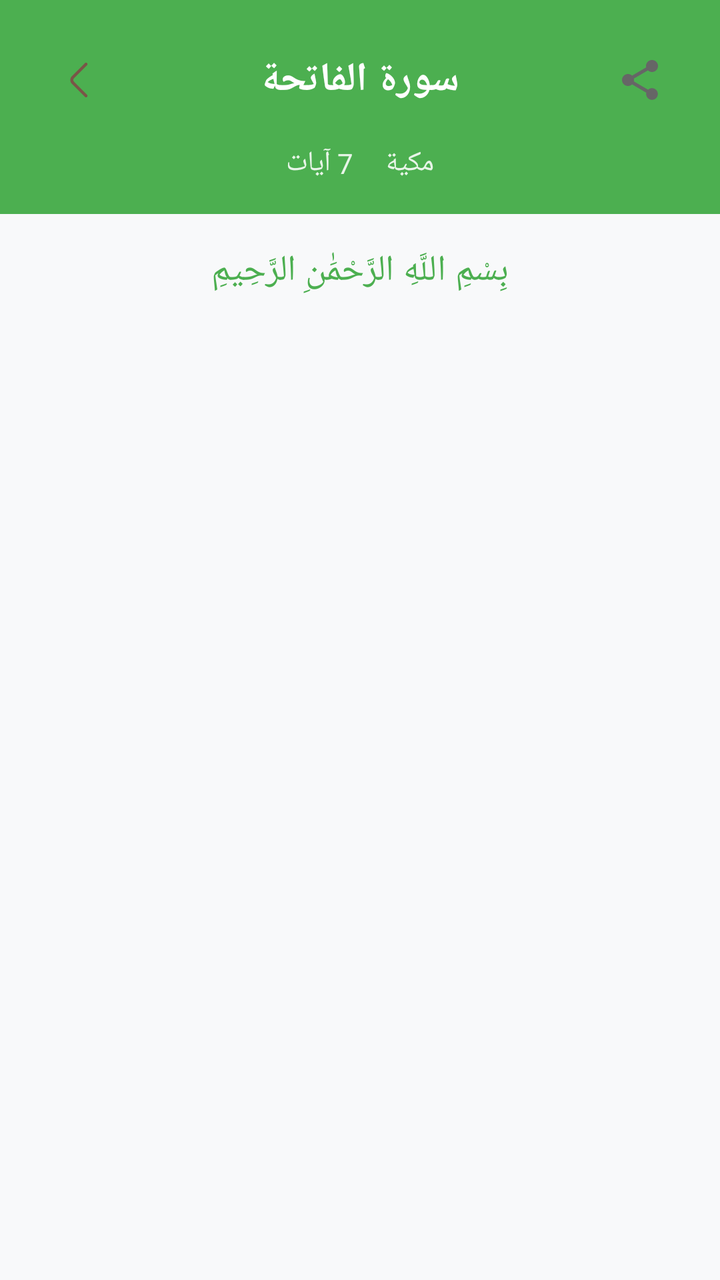
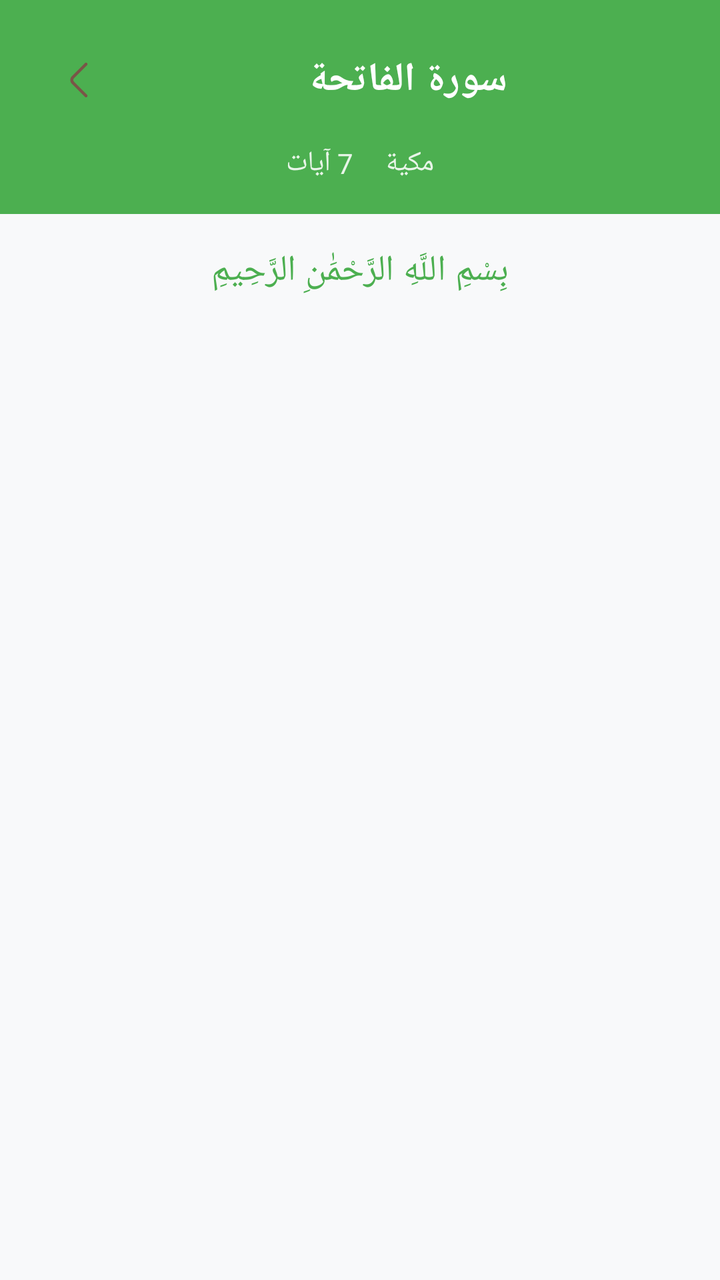

An Android layout rendered at two revisions. The XML below is the earlier revision; the diff shows what the commit changed to produce the second picture.
<!-- AndroidManifest.xml: application theme Theme.Zakrni -->
<!-- res/layout/fragment_quran.xml -->
<?xml version="1.0" encoding="utf-8"?>
<androidx.constraintlayout.widget.ConstraintLayout xmlns:android="http://schemas.android.com/apk/res/android"
    xmlns:app="http://schemas.android.com/apk/res-auto"
    xmlns:tools="http://schemas.android.com/tools"
    android:layout_width="match_parent"
    android:layout_height="match_parent"
    android:background="#F8F9FA"
    android:layoutDirection="rtl">

    
    <LinearLayout
        android:id="@+id/header_layout"
        android:layout_width="match_parent"
        android:layout_height="wrap_content"
        android:orientation="vertical"
        android:background="#4CAF50"
        android:padding="16dp"
        app:layout_constraintTop_toTopOf="parent"
        app:layout_constraintStart_toStartOf="parent"
        app:layout_constraintEnd_toEndOf="parent">

        
        <LinearLayout
            android:layout_width="match_parent"
            android:layout_height="wrap_content"
            android:orientation="horizontal"
            android:gravity="center_vertical">

            
            <LinearLayout
                android:layout_width="wrap_content"
                android:layout_height="wrap_content"
                android:orientation="horizontal">



                <ImageButton
                    android:id="@+id/share_button"
                    android:layout_width="48dp"
                    android:layout_height="48dp"
                    android:background="?android:attr/selectableItemBackgroundBorderless"
                    android:src="@drawable/ic_share"
                    android:contentDescription="Share" />

            </LinearLayout>

            <View
                android:layout_width="0dp"
                android:layout_height="1dp"
                android:layout_weight="1" />

            <TextView
                android:id="@+id/surah_header"
                android:layout_width="wrap_content"
                android:layout_height="wrap_content"
                android:text="سورة الفاتحة"
                android:textSize="20sp"
                android:textColor="@android:color/white"
                android:textStyle="bold"
                android:gravity="center" />

            <View
                android:layout_width="0dp"
                android:layout_height="1dp"
                android:layout_weight="1" />

            
            <ImageButton
                android:id="@+id/back_button"
                android:layout_width="48dp"
                android:layout_height="48dp"
                android:background="?android:attr/selectableItemBackgroundBorderless"
                android:src="@drawable/ic_back"
                android:contentDescription="Back" />

        </LinearLayout>

        
        <LinearLayout
            android:layout_width="match_parent"
            android:layout_height="wrap_content"
            android:orientation="horizontal"
            android:gravity="center"
            android:layout_marginTop="8dp">

            <TextView
                android:id="@+id/surah_type"
                android:layout_width="wrap_content"
                android:layout_height="wrap_content"
                android:text="مكية"
                android:textSize="14sp"
                android:textColor="#E8F5E8"
                android:layout_marginEnd="16dp" />

            <TextView
                android:id="@+id/verses_count"
                android:layout_width="wrap_content"
                android:layout_height="wrap_content"
                android:text="7 آيات"
                android:textSize="14sp"
                android:textColor="#E8F5E8" />

        </LinearLayout>

    </LinearLayout>

    
    <TextView
        android:id="@+id/bismillah"
        android:layout_width="match_parent"
        android:layout_height="wrap_content"
        android:text="بِسْمِ اللَّهِ الرَّحْمَٰنِ الرَّحِيمِ"
        android:textSize="18sp"
        android:textColor="#4CAF50"
        android:gravity="center"
        android:padding="16dp"
        android:fontFamily="serif"
        android:layoutDirection="rtl"
        app:layout_constraintTop_toBottomOf="@id/header_layout"
        app:layout_constraintStart_toStartOf="parent"
        app:layout_constraintEnd_toEndOf="parent" />

    
    <ProgressBar
        android:id="@+id/progress_bar"
        android:layout_width="wrap_content"
        android:layout_height="wrap_content"
        android:visibility="gone"
        app:layout_constraintTop_toTopOf="parent"
        app:layout_constraintBottom_toBottomOf="parent"
        app:layout_constraintStart_toStartOf="parent"
        app:layout_constraintEnd_toEndOf="parent" />

    
    <androidx.recyclerview.widget.RecyclerView
        android:id="@+id/quran_verses_recycler"
        android:layout_width="match_parent"
        android:layout_height="0dp"
        android:padding="8dp"
        android:clipToPadding="false"
        tools:listitem="@layout/item_quran"
        app:layout_constraintTop_toBottomOf="@id/bismillah"
        app:layout_constraintBottom_toBottomOf="parent"
        app:layout_constraintStart_toStartOf="parent"
        app:layout_constraintEnd_toEndOf="parent" />

    
    <LinearLayout
        android:id="@+id/audio_controls"
        android:layout_width="match_parent"
        android:layout_height="wrap_content"
        android:orientation="horizontal"
        android:gravity="center"
        android:padding="16dp"
        android:background="#FFFFFF"
        android:elevation="4dp"
        android:visibility="gone"
        app:layout_constraintBottom_toBottomOf="parent"
        app:layout_constraintStart_toStartOf="parent"
        app:layout_constraintEnd_toEndOf="parent">

        <ImageButton
            android:id="@+id/play_button"
            android:layout_width="56dp"
            android:layout_height="56dp"
            android:background="@drawable/circle_background"
            android:src="@drawable/ic_play"
            android:contentDescription="Play"/>

        <ProgressBar
            android:id="@+id/audio_progress"
            style="?android:attr/progressBarStyleHorizontal"
            android:layout_width="0dp"
            android:layout_height="wrap_content"
            android:layout_weight="1"
            android:layout_marginStart="16dp"
            android:layout_marginEnd="16dp"
            android:progressTint="#4CAF50" />

    </LinearLayout>

</androidx.constraintlayout.widget.ConstraintLayout>
<!-- res/layout/item_quran.xml (included above) -->
<?xml version="1.0" encoding="utf-8"?>
<androidx.cardview.widget.CardView xmlns:android="http://schemas.android.com/apk/res/android"
    xmlns:app="http://schemas.android.com/apk/res-auto"
    android:layout_width="match_parent"
    android:layout_height="wrap_content"
    android:layout_margin="8dp"
    app:cardCornerRadius="12dp"
    app:cardElevation="3dp"
    android:background="@android:color/white">

    <LinearLayout
        android:layout_width="match_parent"
        android:layout_height="wrap_content"
        android:orientation="vertical"
        android:padding="16dp">

        
        <LinearLayout
            android:layout_width="match_parent"
            android:layout_height="wrap_content"
            android:orientation="horizontal"
            android:gravity="end"
            android:layout_marginBottom="12dp">

            <TextView
                android:id="@+id/verse_number"
                android:layout_width="wrap_content"
                android:layout_height="wrap_content"
                android:text="1"
                android:textSize="14sp"
                android:textColor="#666666"
                android:background="@drawable/circle_background"
                android:gravity="center"
                android:minWidth="24dp"
                android:minHeight="24dp"
                android:textStyle="bold" />

        </LinearLayout>

        
        <TextView
            android:id="@+id/verse_text"
            android:layout_width="match_parent"
            android:layout_height="wrap_content"
            android:text="بِسْمِ اللَّهِ الرَّحْمَٰنِ الرَّحِيمِ"
            android:textSize="20sp"
            android:textColor="#1A1A1A"
            android:gravity="end"
            android:layoutDirection="rtl"
            android:fontFamily="serif"
            android:layout_marginBottom="8dp" />

        
        <TextView
            android:id="@+id/verse_translation"
            android:layout_width="match_parent"
            android:layout_height="wrap_content"
            android:text=""
            android:textSize="14sp"
            android:textColor="#666666"
            android:visibility="gone"
            android:layout_marginTop="8dp" />

    </LinearLayout>

</androidx.cardview.widget.CardView>
<!-- resources referenced by this layout -->
<resources>
  <!-- drawable circle_background (drawable) -->
  <?xml version="1.0" encoding="utf-8"?>
  <shape xmlns:android="http://schemas.android.com/apk/res/android"
      android:shape="oval">
      <solid android:color="#E7DFD3"/> 
  </shape>
  <!-- drawable ic_back (drawable) -->
  <vector xmlns:android="http://schemas.android.com/apk/res/android"
      android:width="24dp"
      android:height="24dp"
      android:viewportWidth="24"
      android:viewportHeight="24">
    <path
        android:pathData="M15,20.67C14.81,20.67 14.62,20.6 14.47,20.45L7.95,13.93C6.89,12.87 6.89,11.13 7.95,10.07L14.47,3.55C14.76,3.26 15.24,3.26 15.53,3.55C15.82,3.84 15.82,4.32 15.53,4.61L9.01,11.13C8.53,11.61 8.53,12.39 9.01,12.87L15.53,19.39C15.82,19.68 15.82,20.16 15.53,20.45C15.38,20.59 15.19,20.67 15,20.67Z"
        android:fillColor="#795547"/>
  </vector>
  <!-- drawable ic_play (drawable) -->
  <?xml version="1.0" encoding="utf-8"?>
  <vector xmlns:android="http://schemas.android.com/apk/res/android"
      android:width="24dp"
      android:height="24dp"
      android:viewportWidth="24"
      android:viewportHeight="24">
      <path
          android:fillColor="#FFFFFF"
          android:pathData="M8,5v14l11,-7z" />
  </vector>
  <!-- drawable ic_share (drawable) -->
  <vector xmlns:android="http://schemas.android.com/apk/res/android"
      android:width="24dp"
      android:height="24dp"
      android:viewportWidth="24"
      android:viewportHeight="24">
    <path
        android:fillColor="#666666"
        android:pathData="M18,16.08c-0.76,0 -1.44,0.3 -1.96,0.77L8.91,12.7c0.05,-0.23 0.09,-0.46 0.09,-0.7s-0.04,-0.47 -0.09,-0.7l7.05,-4.11c0.54,0.5 1.25,0.81 2.04,0.81 1.66,0 3,-1.34 3,-3s-1.34,-3 -3,-3 -3,1.34 -3,3c0,0.24 0.04,0.47 0.09,0.7L8.04,9.81C7.5,9.31 6.79,9 6,9c-1.66,0 -3,1.34 -3,3s1.34,3 3,3c0.79,0 1.5,-0.31 2.04,-0.81l7.12,4.16c-0.05,0.21 -0.08,0.43 -0.08,0.65 0,1.61 1.31,2.92 2.92,2.92 1.61,0 2.92,-1.31 2.92,-2.92s-1.31,-2.92 -2.92,-2.92z" />
  </vector>
  <style name="Theme.Zakrni" parent="Base.Theme.Zakrni" />
  <style name="Base.Theme.Zakrni" parent="Theme.Material3.DayNight.NoActionBar">
          
          
      </style>
</resources>

<!-- the commit's change to res/layout/fragment_quran.xml (unified diff, before → after) -->
@@ -34,13 +34,7 @@
 
 
 
-                <ImageButton
-                    android:id="@+id/share_button"
-                    android:layout_width="48dp"
-                    android:layout_height="48dp"
-                    android:background="?android:attr/selectableItemBackgroundBorderless"
-                    android:src="@drawable/ic_share"
-                    android:contentDescription="Share" />
+
 
             </LinearLayout>
 
@@ -57,6 +51,7 @@
                 android:textSize="20sp"
                 android:textColor="@android:color/white"
                 android:textStyle="bold"
+                android:layout_marginStart="@dimen/_35sdp"
                 android:gravity="center" />
 
             <View
@@ -188,14 +183,15 @@
     android:layout_height="wrap_content"
     android:layout_margin="8dp"
     app:cardCornerRadius="12dp"
-    app:cardElevation="3dp"
-    android:background="@android:color/white">
+    app:cardElevation="4dp"
+    app:cardBackgroundColor="@android:color/white">
 
     <LinearLayout
         android:layout_width="match_parent"
         android:layout_height="wrap_content"
         android:orientation="vertical"
-        android:padding="16dp">
+        android:padding="16dp"
+        android:background="@android:color/white">
 
         
         <LinearLayout
@@ -211,11 +207,11 @@
                 android:layout_height="wrap_content"
                 android:text="1"
                 android:textSize="14sp"
-                android:textColor="#666666"
+                android:textColor="#66666666"
                 android:background="@drawable/circle_background"
                 android:gravity="center"
-                android:minWidth="24dp"
-                android:minHeight="24dp"
+                android:minWidth="28dp"
+                android:minHeight="28dp"
                 android:textStyle="bold" />
 
         </LinearLayout>
@@ -226,11 +222,12 @@
             android:layout_width="match_parent"
             android:layout_height="wrap_content"
             android:text="بِسْمِ اللَّهِ الرَّحْمَٰنِ الرَّحِيمِ"
-            android:textSize="20sp"
-            android:textColor="#1A1A1A"
+            android:textSize="22sp"
+            android:textColor="#212121"
             android:gravity="end"
             android:layoutDirection="rtl"
             android:fontFamily="serif"
+            android:lineSpacingExtra="4dp"
             android:layout_marginBottom="8dp" />
 
         
@@ -240,9 +237,10 @@
             android:layout_height="wrap_content"
             android:text=""
             android:textSize="14sp"
-            android:textColor="#666666"
+            android:textColor="#757575"
             android:visibility="gone"
-            android:layout_marginTop="8dp" />
+            android:layout_marginTop="8dp"
+            android:fontFamily="sans-serif" />
 
     </LinearLayout>
 
<!-- resource entries referenced after the edit -->
@@ -27,16 +27,6 @@
           android:fillColor="#FFFFFF"
           android:pathData="M8,5v14l11,-7z" />
   </vector>
-  <!-- drawable ic_share (drawable) -->
-  <vector xmlns:android="http://schemas.android.com/apk/res/android"
-      android:width="24dp"
-      android:height="24dp"
-      android:viewportWidth="24"
-      android:viewportHeight="24">
-    <path
-        android:fillColor="#666666"
-        android:pathData="M18,16.08c-0.76,0 -1.44,0.3 -1.96,0.77L8.91,12.7c0.05,-0.23 0.09,-0.46 0.09,-0.7s-0.04,-0.47 -0.09,-0.7l7.05,-4.11c0.54,0.5 1.25,0.81 2.04,0.81 1.66,0 3,-1.34 3,-3s-1.34,-3 -3,-3 -3,1.34 -3,3c0,0.24 0.04,0.47 0.09,0.7L8.04,9.81C7.5,9.31 6.79,9 6,9c-1.66,0 -3,1.34 -3,3s1.34,3 3,3c0.79,0 1.5,-0.31 2.04,-0.81l7.12,4.16c-0.05,0.21 -0.08,0.43 -0.08,0.65 0,1.61 1.31,2.92 2.92,2.92 1.61,0 2.92,-1.31 2.92,-2.92s-1.31,-2.92 -2.92,-2.92z" />
-  </vector>
   <style name="Theme.Zakrni" parent="Base.Theme.Zakrni" />
   <style name="Base.Theme.Zakrni" parent="Theme.Material3.DayNight.NoActionBar">
           
